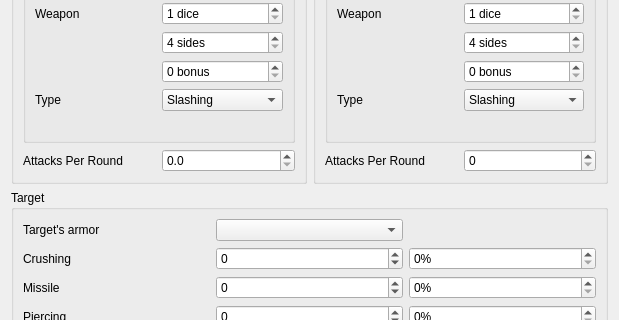
Above: damage-calculator/configuration.ui from moebiusproject/moebiustoolkit before the change; both pictures show x 0 to 619 and y 351 to 671 of the 619 by 942 pixel window. Below: the same form after it.
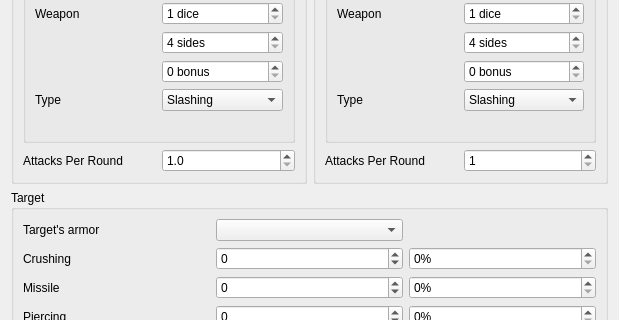
That is the form after the change.

Commit message: Fix minimum APR

What changed in the file:
```diff
--- a/damage-calculator/configuration.ui
+++ b/damage-calculator/configuration.ui
@@ -301,6 +301,9 @@
             <property name="decimals">
              <number>1</number>
             </property>
+            <property name="minimum">
+             <double>1.000000000000000</double>
+            </property>
             <property name="maximum">
              <double>10.000000000000000</double>
             </property>
@@ -510,6 +513,9 @@
           </item>
           <item>
            <widget class="QSpinBox" name="attacksPerRound2">
+            <property name="minimum">
+             <number>1</number>
+            </property>
             <property name="maximum">
              <number>2</number>
             </property>
```
